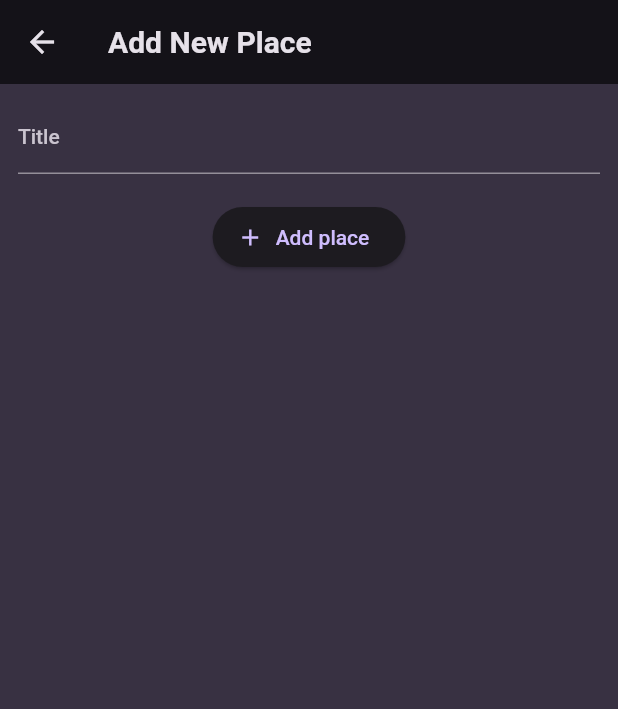
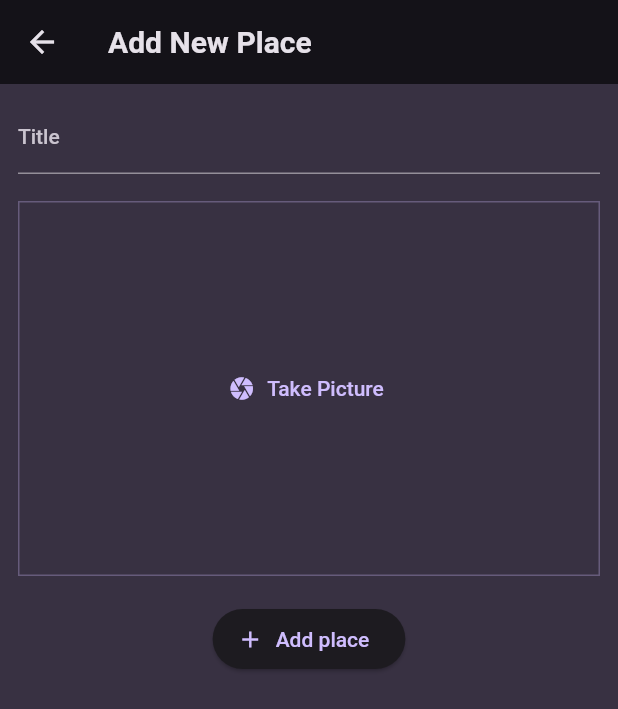
Before and after one commit to Jinkein/favorite_places, a Flutter app: the screen it shows after launch, after a tap on the "add" icon, on a phone screen of 412 x 824 dp. Shown: the top 709 px of the screen. Run offline on Flutter 3.47's test engine with Material 2 defaults, Android fonts, the phone set to English and light mode, and no system bars; our stand-ins replace flutter_riverpod, google_fonts, image_picker.

Commit message:
render images and allow user to take pics

```diff
--- a/lib/models/place.dart
+++ b/lib/models/place.dart
@@ -1,9 +1,12 @@
+import 'dart:io';
+
 import 'package:uuid/uuid.dart';
 
 const uuid = Uuid();
 
 class Place {
-  Place({required this.title}) : id = uuid.v4();
+  Place({required this.title, required this.image}) : id = uuid.v4();
   final String id;
   final String title;
+  final File image;
 }
--- a/lib/provider/places_provider.dart
+++ b/lib/provider/places_provider.dart
@@ -1,10 +1,12 @@
+import 'dart:io';
+
 import 'package:favorite_places/models/place.dart';
 import 'package:flutter_riverpod/flutter_riverpod.dart';
 
 class PlacesProviderNotifier extends StateNotifier<List<Place>> {
   PlacesProviderNotifier() : super(const []);
-  void addPlace(String title) {
-    final newPlace = Place(title: title);
+  void addPlace(String title, File image) {
+    final newPlace = Place(title: title, image: image);
     state = [...state, newPlace];
   }
 }
--- a/lib/screen/add_place.dart
+++ b/lib/screen/add_place.dart
@@ -1,4 +1,7 @@
+import 'dart:io';
+
 import 'package:favorite_places/provider/places_provider.dart';
+import 'package:favorite_places/widgets/image_input.dart';
 import 'package:flutter/material.dart';
 import 'package:flutter_riverpod/flutter_riverpod.dart';
 
@@ -81,12 +84,15 @@ class AddPlaceScreen extends ConsumerStatefulWidget {
 
 class _AddPlaceScreenState extends ConsumerState<AddPlaceScreen> {
   final _titleController = TextEditingController();
+  File? _selectedImage;
   void _savePlace() {
     final enteredTitle = _titleController.text;
-    if (enteredTitle.isEmpty) {
+    if (enteredTitle.isEmpty || _selectedImage == null) {
       return;
     }
-    ref.read(userPlacesProvider.notifier).addPlace(enteredTitle);
+    ref
+        .read(userPlacesProvider.notifier)
+        .addPlace(enteredTitle, _selectedImage!);
     Navigator.of(context).pop();
   }
 
@@ -116,6 +122,15 @@ class _AddPlaceScreenState extends ConsumerState<AddPlaceScreen> {
                   .bodyLarge!
                   .copyWith(color: Theme.of(context).colorScheme.onBackground),
             ),
+            // image input
+            const SizedBox(
+              height: 18,
+            ),
+            ImageInput(
+              onPickImage: (File image) {
+                _selectedImage = image;
+              },
+            ),
             const SizedBox(
               height: 18,
             ),
--- a/lib/screen/places.dart
+++ b/lib/screen/places.dart
@@ -84,8 +84,11 @@ class PlacesScreen extends ConsumerWidget {
               icon: const Icon(Icons.add))
         ],
       ),
-      body: PlacesList(
-        places: userPlaces,
+      body: Padding(
+        padding: const EdgeInsets.all(8.0),
+        child: PlacesList(
+          places: userPlaces,
+        ),
       ),
     );
   }
--- /dev/null
+++ b/lib/widgets/image_input.dart
@@ -0,0 +1,59 @@
+import 'dart:io';
+
+import 'package:flutter/material.dart';
+import 'package:image_picker/image_picker.dart';
+
+class ImageInput extends StatefulWidget {
+  const ImageInput({super.key, required this.onPickImage});
+  final void Function(File image) onPickImage;
+  @override
+  State<StatefulWidget> createState() {
+    return _ImageInputState();
+  }
+}
+
+class _ImageInputState extends State<ImageInput> {
+  File? _selectedImage;
+  void _takePicture() async {
+    final imagePicker = ImagePicker();
+    final pickedImage =
+        await imagePicker.pickImage(source: ImageSource.camera, maxWidth: 600);
+    if (pickedImage == null) {
+      return;
+    }
+    setState(() {
+      _selectedImage = File(pickedImage.path);
+    });
+    widget.onPickImage(_selectedImage!);
+  }
+
+  @override
+  Widget build(BuildContext context) {
+    Widget content = TextButton.icon(
+      onPressed: _takePicture,
+      icon: const Icon(Icons.camera),
+      label: const Text("Take Picture"),
+    );
+    if (_selectedImage != null) {
+      content = GestureDetector(
+        onTap: _takePicture,
+        child: Image.file(
+          _selectedImage!,
+          fit: BoxFit.cover,
+          width: double.infinity,
+        ),
+      );
+    }
+    return Container(
+        decoration: BoxDecoration(
+          border: Border.all(
+            color: Theme.of(context).colorScheme.primary.withOpacity(0.3),
+            width: 1,
+          ),
+        ),
+        height: 250,
+        width: double.infinity,
+        alignment: Alignment.center,
+        child: content);
+  }
+}
--- a/lib/widgets/places_list.dart
+++ b/lib/widgets/places_list.dart
@@ -21,6 +21,10 @@ class PlacesList extends StatelessWidget {
     return ListView.builder(
       itemBuilder: (ctx, index) {
         return ListTile(
+          leading: CircleAvatar(
+            radius: 30,
+            backgroundImage: FileImage(places[index].image),
+          ),
           title: Text(
             places[index].title,
             style: Theme.of(context)
--- a/pubspec.yaml
+++ b/pubspec.yaml
@@ -37,6 +37,7 @@ dependencies:
   google_fonts: ^4.0.4
   flutter_riverpod: ^2.3.6
   uuid: ^3.0.7
+  image_picker: ^0.8.7+5
 
 dev_dependencies:
   flutter_test:
```
Also changed, not shown: lib/screen/place_details.dart (+12 -11 lines), pubspec.lock, 4 other files.
